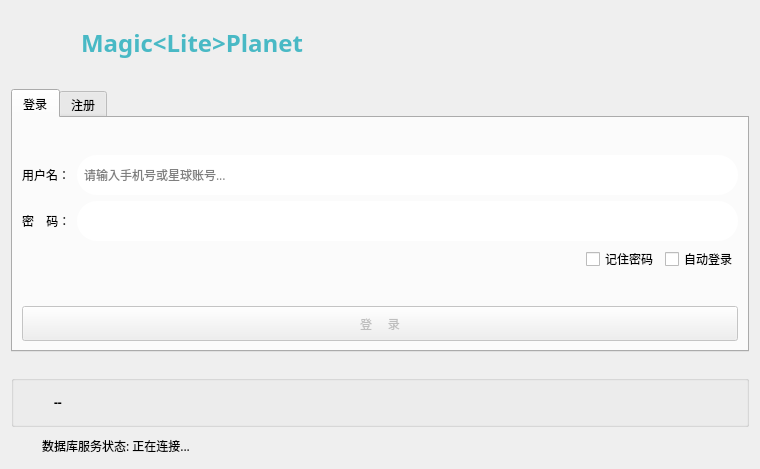
csthenry/weplanet-desktop, file formLogin.ui: the form before one commit.
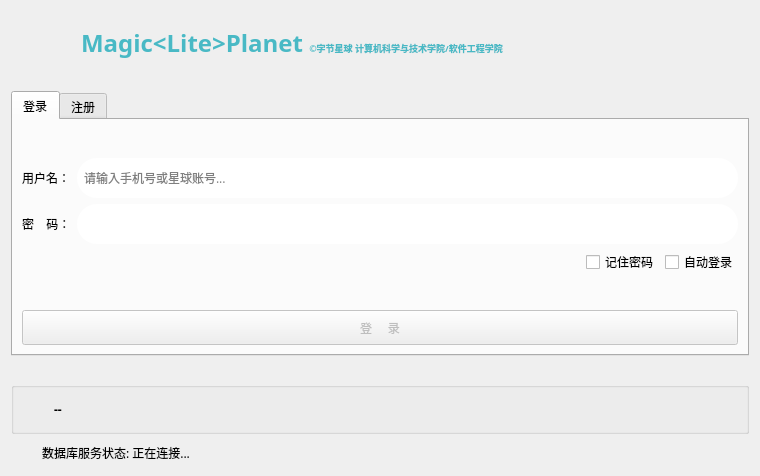
The form after the commit. Icons and pictures are not drawn.

The edit to the form file:
```diff
--- a/formLogin.ui
+++ b/formLogin.ui
@@ -7,7 +7,7 @@
     <x>0</x>
     <y>0</y>
     <width>760</width>
-    <height>469</height>
+    <height>476</height>
    </rect>
   </property>
   <property name="font">
@@ -153,7 +153,10 @@
         </font>
        </property>
        <property name="text">
-        <string>&lt;html&gt;&lt;head/&gt;&lt;body&gt;&lt;p&gt;&lt;span style=&quot; font-weight:600; color:#49b9c5;&quot;&gt;Magic&amp;lt;Lite&amp;gt;Planet&lt;/span&gt;&lt;/p&gt;&lt;/body&gt;&lt;/html&gt;</string>
+        <string>&lt;html&gt;&lt;head/&gt;&lt;body&gt;&lt;p&gt;&lt;span style=&quot; font-weight:600; color:#49b9c5;&quot;&gt;Magic&amp;lt;Lite&amp;gt;Planet &lt;/span&gt;&lt;span style=&quot; font-size:7pt; font-weight:600; color:#49b9c5;&quot;&gt;©字节星球 计算机科学与技术学院/软件工程学院&lt;/span&gt;&lt;/p&gt;&lt;/body&gt;&lt;/html&gt;</string>
+       </property>
+       <property name="margin">
+        <number>10</number>
        </property>
       </widget>
      </item>
```
